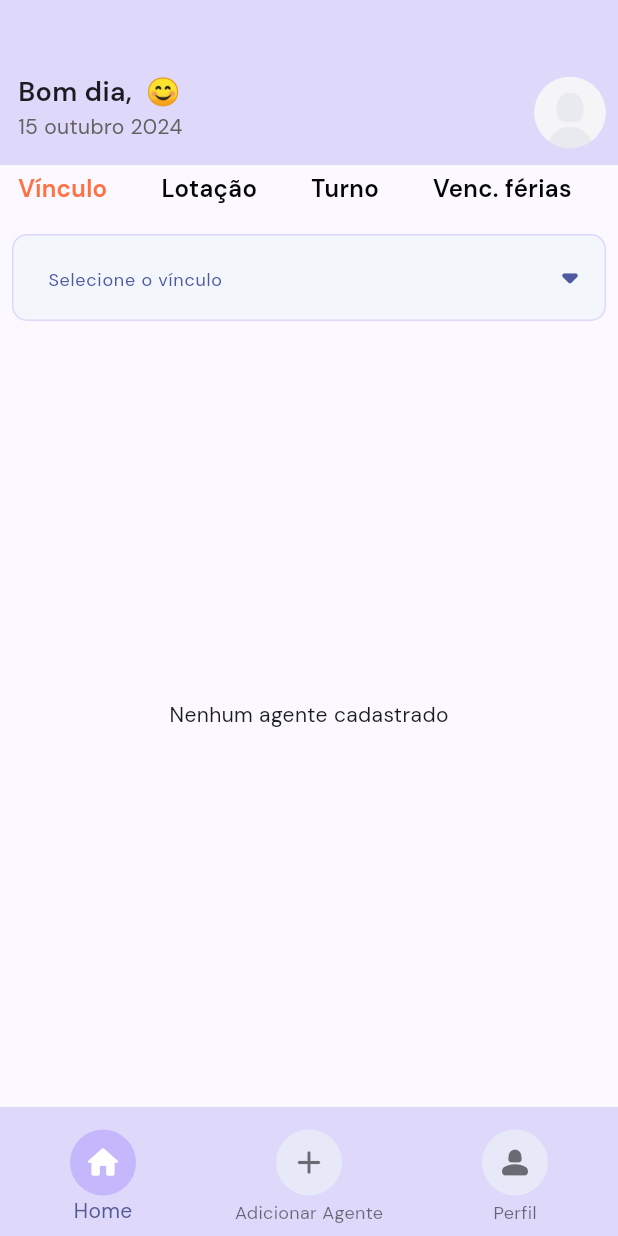
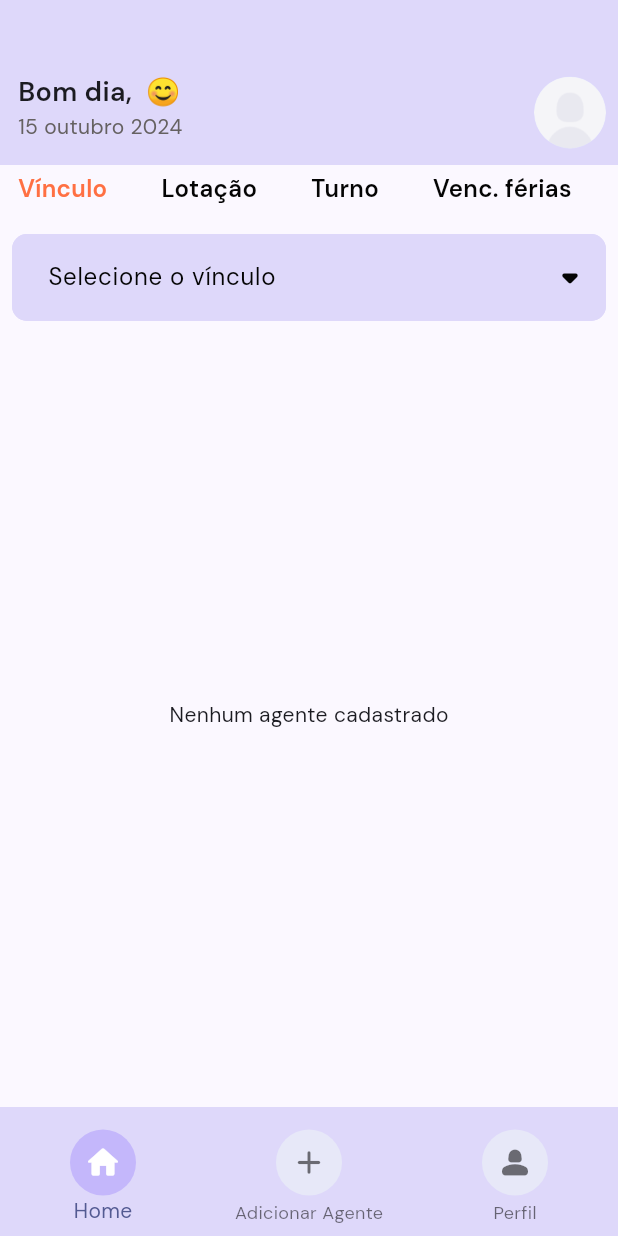
Before and after one commit to JosinaldoRocha/Control-concierge-agents, a Flutter app: the HomePage screen opened by its route, after a tap on the "filter list" icon, after a tap on "Vínculo", on a phone screen of 412 x 824 dp. Run offline on Flutter 3.47's test engine with Material 3 defaults, Android fonts, the phone set to English and light mode, and no system bars; drawn by our look-alikes of dropdown_textfield; our stand-ins replace brasil_fields, cached_network_image, cloud_firestore, dartz, firebase_auth, firebase_core and 9 more; accounts and stored records are empty.

Commit message:
fix: i changed the value of the  textStyle, hintStyle and color properties

```diff
--- a/lib/app/presentation/home/views/widgets/filter_option_dropdown_widget.dart
+++ b/lib/app/presentation/home/views/widgets/filter_option_dropdown_widget.dart
@@ -35,17 +35,19 @@ class _FilterOptionDropdownWidgetState
   Widget build(BuildContext context) {
     return DropDownTextField(
       validator: widget.validator,
-      textStyle: AppText.text().bodyMedium,
+      textStyle: AppText.text().bodyMedium!.copyWith(color: AppColor.black),
       textFieldDecoration: InputDecoration(
         contentPadding: const EdgeInsets.symmetric(
           horizontal: 20,
           vertical: 17,
         ),
         filled: true,
-        fillColor: AppColor.lightBlue,
+        fillColor: AppColor.bgColor,
         hintText: widget.hintText,
-        hintStyle:
-            AppText.text().bodySmall?.copyWith(color: AppColor.mediumBlue),
+        hintStyle: AppText.text().bodySmall?.copyWith(
+              fontSize: 16,
+              color: AppColor.black,
+            ),
         enabledBorder: _buildOutlineInputBorder(),
         focusedBorder: _buildOutlineInputBorder(),
         errorBorder: OutlineInputBorder(
@@ -60,7 +62,7 @@ class _FilterOptionDropdownWidgetState
       dropDownIconProperty: IconProperty(
         icon: Icons.arrow_drop_down_rounded,
         size: 35,
-        color: AppColor.mediumBlue,
+        color: AppColor.black,
       ),
       clearIconProperty: IconProperty(
         icon: Icons.close,
```
